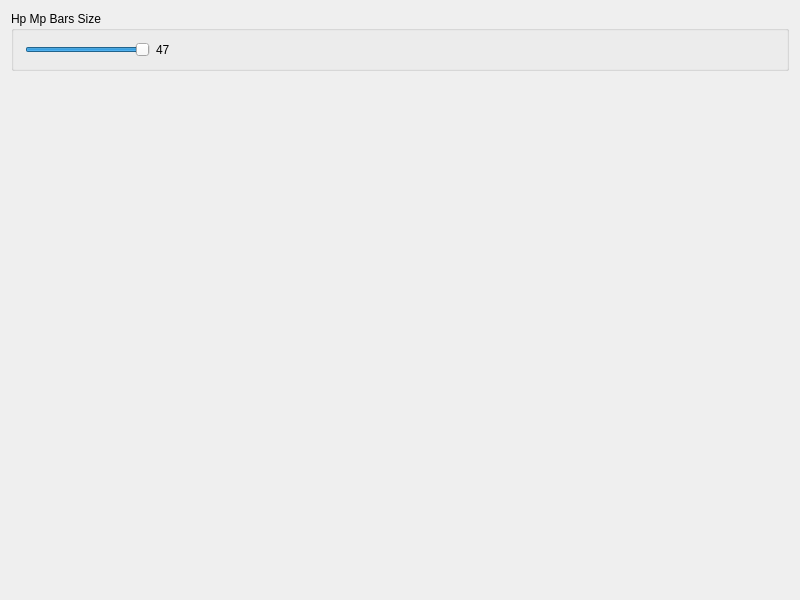
This is src/FrontendQt/FixesWidget.ui in Meos4/Jade-Cocoon-Randomizer as Qt 5 draws it before an edit. The edited form follows.
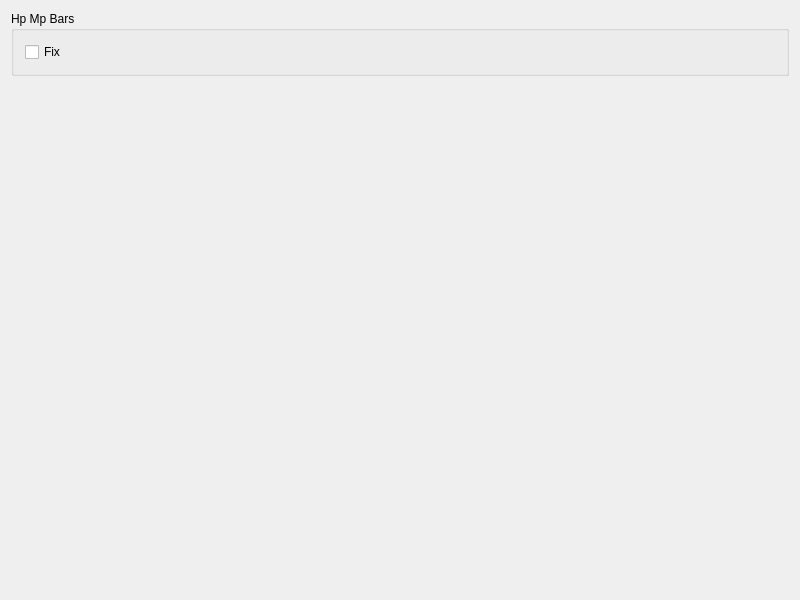
This is the edited form.

Commit message: Replace HP/MP bar size slider with automatic fix

```diff
--- a/src/FrontendQt/FixesWidget.ui
+++ b/src/FrontendQt/FixesWidget.ui
@@ -17,35 +17,13 @@
    <item row="0" column="0">
     <widget class="QGroupBox" name="hpMpBarsSizeBox">
      <property name="title">
-      <string>Hp Mp Bars Size</string>
+      <string>Hp Mp Bars</string>
      </property>
      <layout class="QHBoxLayout" name="horizontalLayout">
       <item>
-       <widget class="QSlider" name="hpMpBarsSizeSlider">
-        <property name="maximumSize">
-         <size>
-          <width>125</width>
-          <height>16777215</height>
-         </size>
-        </property>
-        <property name="toolTip">
-         <string/>
-        </property>
-        <property name="maximum">
-         <number>47</number>
-        </property>
-        <property name="value">
-         <number>47</number>
-        </property>
-        <property name="orientation">
-         <enum>Qt::Horizontal</enum>
-        </property>
-       </widget>
-      </item>
-      <item>
-       <widget class="QLabel" name="hpMpBarsSizeValue">
+       <widget class="QCheckBox" name="hpMpBarsFix">
         <property name="text">
-         <string>47</string>
+         <string>Fix</string>
         </property>
        </widget>
       </item>
```
Left out of the diff: 2 changed lines with no effect on the pictures. The commit also changes 6 other files.
